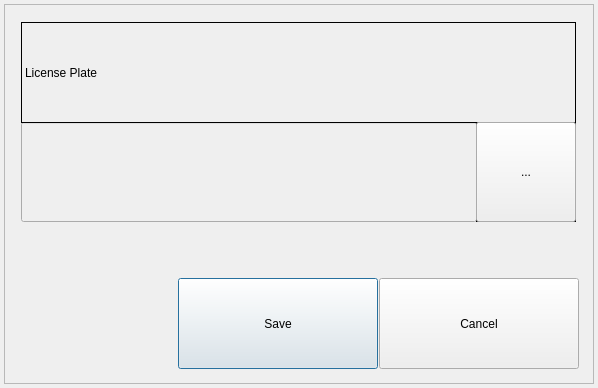
First picture: the form in gui/mainwidget/src/dvrsetup/system/licenseplate/licenseplatedialog.ui, repository yjsin-emastec/neptune, before the edit.
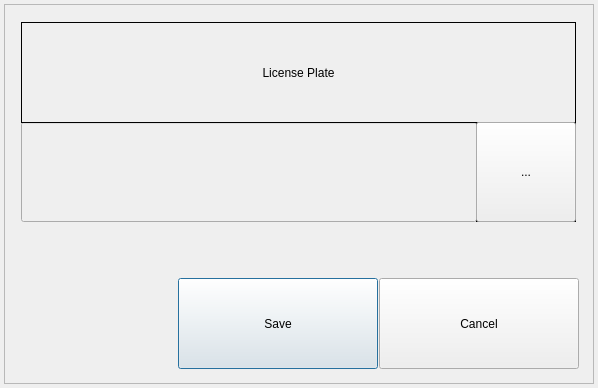
Second picture: the form after the edit.

The edit to the form file:
```diff
--- a/gui/mainwidget/src/dvrsetup/system/licenseplate/licenseplatedialog.ui
+++ b/gui/mainwidget/src/dvrsetup/system/licenseplate/licenseplatedialog.ui
@@ -100,6 +100,9 @@
     <property name="text">
      <string>License Plate</string>
     </property>
+    <property name="alignment">
+     <set>Qt::AlignCenter</set>
+    </property>
    </widget>
    <widget class="QLabel" name="label">
     <property name="geometry">
```
